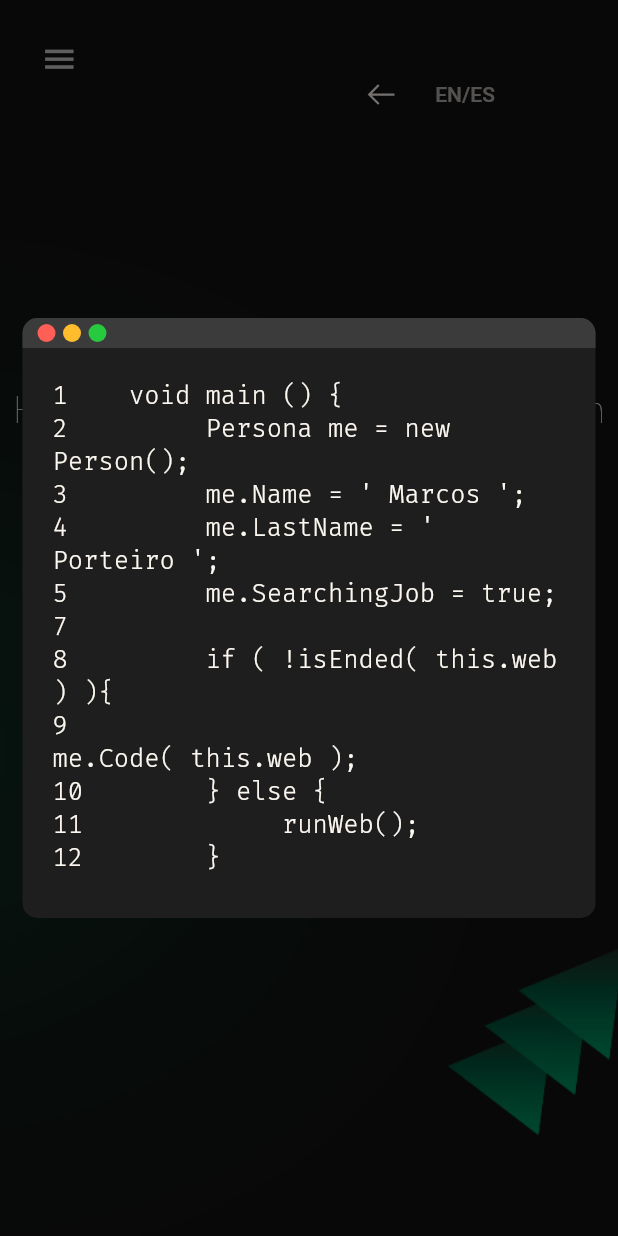
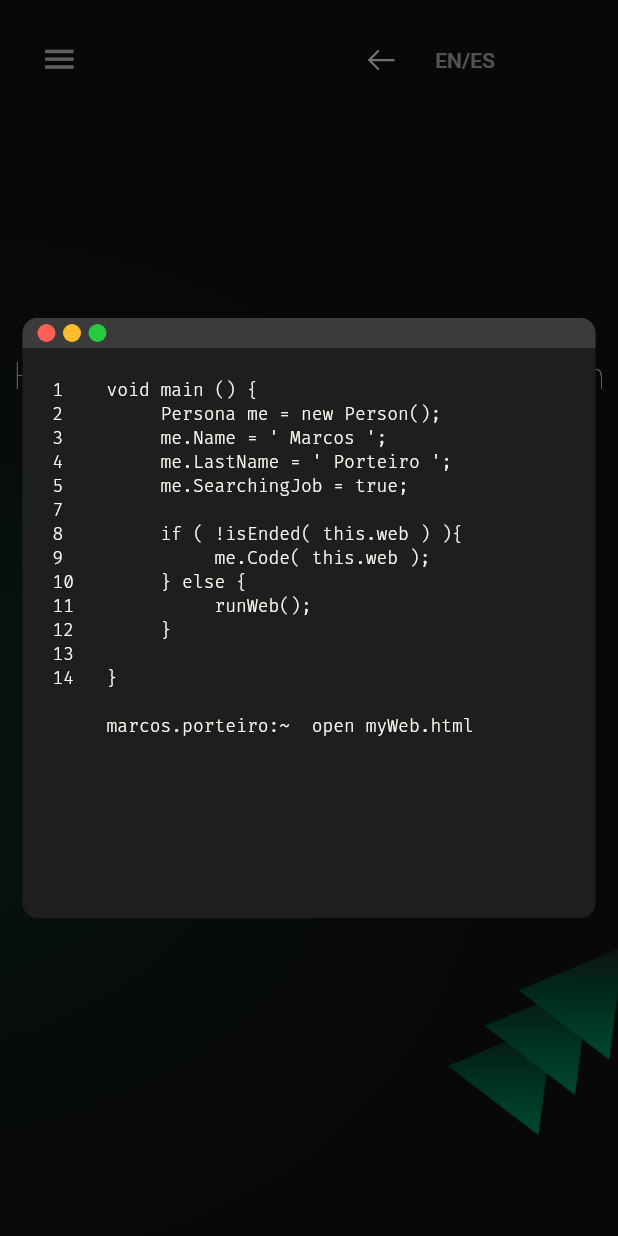
Before and after one commit to marcosporteiro/Portfolio, a Flutter app: the screen it shows after launch, on a phone screen of 412 x 824 dp. Run offline on Flutter 3.47's test engine with Material 2 defaults, Android fonts, the phone set to English and light mode, and no system bars; drawn by our look-alikes of animated_text_kit; our stand-ins replace email_validator, flutter_styled_toast, google_fonts, line_icons, syncfusion_flutter_gauges; missing offline and left inert: flutter_decorated_text, mouse_parallax.

```diff
--- a/lib/strings_es.dart
+++ b/lib/strings_es.dart
@@ -132,4 +132,4 @@
 const String contacto18 = "Solo puedes enviar un mensaje a la vez.";
 
 const String consolaText =
-    "1    void main () {\n2         Persona yo = new Persona();\n3         yo.Nombre = ' Marcos ';\n4         yo.Apellido = ' Porteiro ';\n5         yo.BuscaTrabajo = true;\n7\n8         if ( !terminada( this.web ) ){\n9              yo.Programar( this.web );\n10        } else {\n11             runWeb();\n12        }\n13\n14   }\n\n     marcos.porteiro:~  open miPagina.html ";
+    "1    void main () {\n2         Persona yo = new Persona();\n3         yo.Nombre = 'Marcos';\n4         yo.Apellido = 'Porteiro';\n5         yo.BuscaTrabajo = true;\n7\n8         if ( !terminada( this.web ) ){\n9              yo.Programar( this.web );\n10        } else {\n11             runWeb();\n12        }\n13\n14   }\n\n     marcos.porteiro:~  open miPagina.html ";
--- a/lib/ventanas/consola.dart
+++ b/lib/ventanas/consola.dart
@@ -3,6 +3,7 @@
 import 'package:flutter_decorated_text/flutter_decorated_text.dart';
 
 import 'package:mipagina/utils/colores.dart';
+import 'package:mipagina/utils/responsive.dart';
 import 'package:mipagina/utils/utils.dart';
 
 import 'package:mipagina/strings_es.dart' as es;
@@ -132,7 +133,8 @@
                 texto,
                 speed: Duration(milliseconds: 30),
                 cursor: "_",
-                textStyle: fuente(3, color, 17, FontWeight.w300),
+                textStyle: fuente(3, color,
+                    Responsive.isDesktop(context) ? 16 : 12, FontWeight.w300),
               ),
             ],
           )
--- a/lib/ventanas/home.dart
+++ b/lib/ventanas/home.dart
@@ -21,7 +21,7 @@
           Container(
             //width: MediaQuery.of(context).size.width,
             margin: EdgeInsets.only(
-              top: 38,
+              top: Responsive.isDesktop(context) ? 38 : 15,
               right: 70,
             ),
             height: 50,
```
